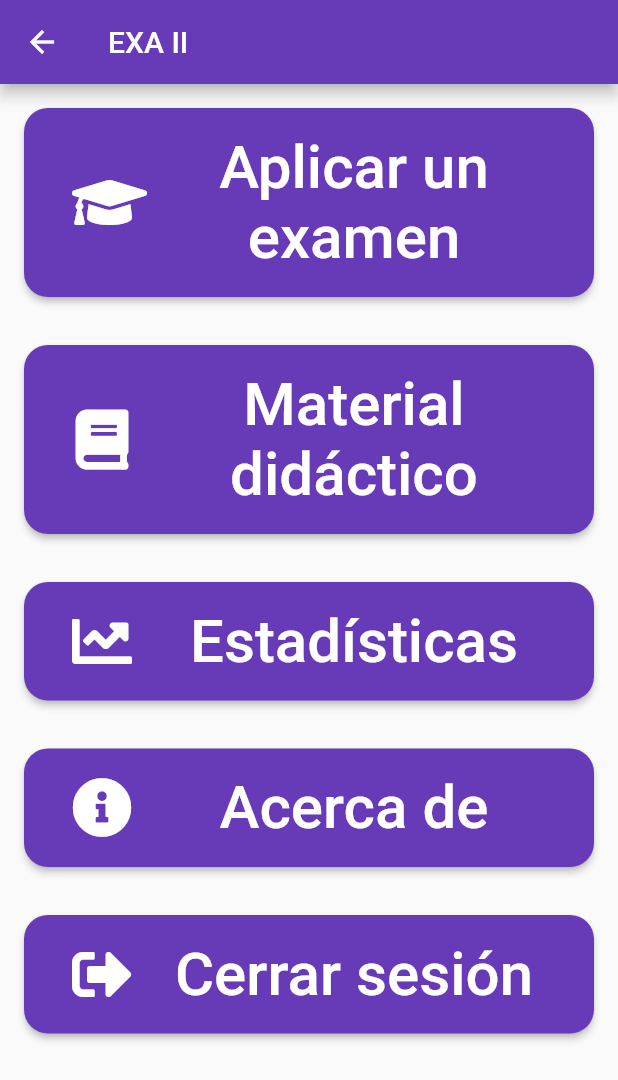
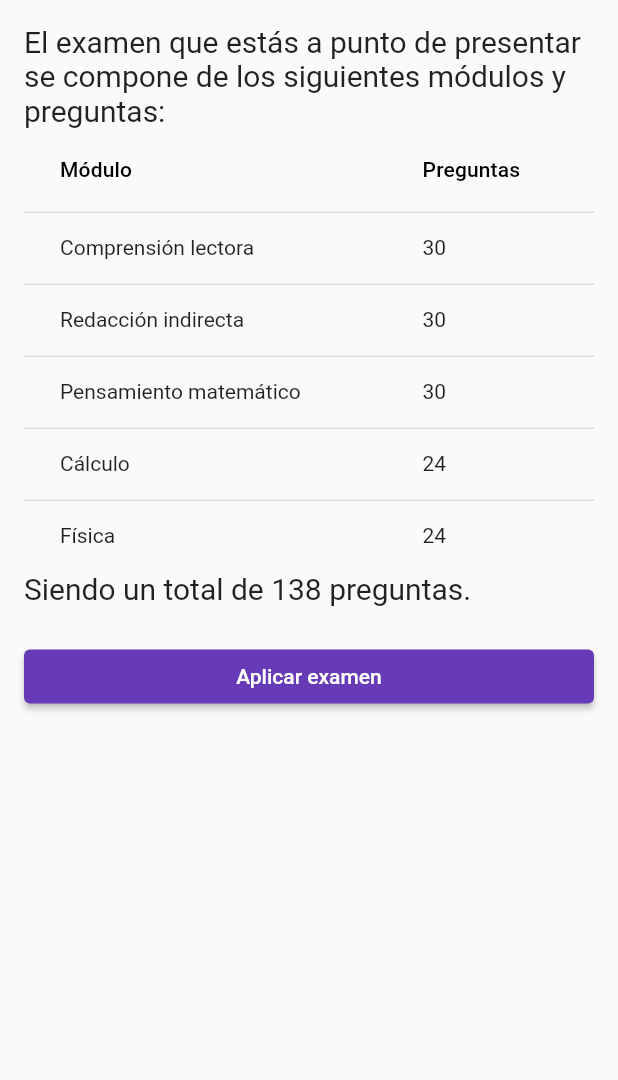
Before and after one commit to brandonrdgz/exaa_2, a Flutter app: the InitialPage screen opened by its route, after a tap on "Aplicar un examen", on a phone screen of 412 x 824 dp. Shown: the top 1080 px of the screen. Run offline on Flutter 3.47's test engine with Material 2 defaults, Android fonts, the phone set to English and light mode, and no system bars; our stand-ins replace email_validator, firebase_auth, firebase_core, font_awesome_flutter, google_fonts, sqflite; accounts and stored records are empty.

Commit message:
Add Apply exam page design

```diff
--- /dev/null
+++ b/lib/pages/apply_exam_page.dart
@@ -0,0 +1,98 @@
+import 'package:exaa_2/pages/exam_page.dart';
+import 'package:exaa_2/widgets/common_dialog.dart';
+import 'package:flutter/material.dart';
+
+class ApplyExamPage extends StatelessWidget {
+  static const String id = 'ApplyExamPage';
+
+  const ApplyExamPage({Key? key}) : super(key: key);
+
+  @override
+  Widget build(BuildContext context) {
+    return SafeArea(
+      child: Scaffold(
+        body: Padding(
+          padding: const EdgeInsets.all(16.0),
+          child: ListView(
+            children: [
+              Text(
+                'El examen que estás a punto de presentar se compone de los siguientes módulos y preguntas:',
+                style: TextStyle(
+                  fontSize: 20,
+                ),
+              ),
+              DataTable(
+                columns: [
+                  DataColumn(label: Text('Módulo')),
+                  DataColumn(label: Text('Preguntas')),
+                ],
+                rows: [
+                  DataRow(
+                    cells: [
+                      DataCell(Text('Comprensión lectora')),
+                      DataCell(Text('30')),
+                    ],
+                  ),
+                  DataRow(
+                    cells: [
+                      DataCell(Text('Redacción indirecta')),
+                      DataCell(Text('30')),
+                    ],
+                  ),
+                  DataRow(
+                    cells: [
+                      DataCell(Text('Pensamiento matemático')),
+                      DataCell(Text('30')),
+                    ],
+                  ),
+                  DataRow(
+                    cells: [
+                      DataCell(Text('Cálculo')),
+                      DataCell(Text('24')),
+                    ],
+                  ),
+                  DataRow(
+                    cells: [
+                      DataCell(Text('Física')),
+                      DataCell(Text('24')),
+                    ],
+                  ),
+                ]
+              ),
+              Text(
+                'Siendo un total de 138 preguntas.\n',
+                style: TextStyle(
+                  fontSize: 20,
+                ),
+              ),
+              ElevatedButton(
+                child: Text('Aplicar examen'),
+                onPressed: () {
+                  CommonDialog.dialog(
+                    context,
+                    content: Text('¿Está seguro de presentar este examen?'),
+                    actions: [
+                      TextButton(
+                        child: const Text('Si'),
+                        onPressed: () {
+                          Navigator.pop(context);
+                          Navigator.pushNamed(context, ExamPage.id);
+                        }
+                      ),
+                      TextButton(
+                        child: const Text('No'),
+                        onPressed: () {
+                          Navigator.pop(context);
+                        },
+                      ),
+                    ]
+                  );
+                },
+              ),
+            ],
+          ),
+        ),
+      ),
+    );
+  }
+}
--- a/lib/pages/initial_page.dart
+++ b/lib/pages/initial_page.dart
@@ -1,3 +1,4 @@
+import 'package:exaa_2/pages/apply_exam_page.dart';
 import 'package:exaa_2/services/firebase/auth.dart';
 import 'package:exaa_2/widgets/common_dialog.dart';
 import 'package:exaa_2/widgets/rounded_icon_text_button.dart';
@@ -24,7 +25,7 @@ class InitialPage extends StatelessWidget {
             text: 'Aplicar un examen',
             textSize: 40,
             onPressed: () {
-              //TODO: Show page 'Aplicar un examen'
+              Navigator.pushNamed(context, ApplyExamPage.id);
             },
           ),
           RoundedIconTextButton(
--- a/lib/utils/routes.dart
+++ b/lib/utils/routes.dart
@@ -1,4 +1,6 @@
+import 'package:exaa_2/pages/apply_exam_page.dart';
 import 'package:exaa_2/pages/dummy_pages.dart';
+import 'package:exaa_2/pages/exam_page.dart';
 import 'package:exaa_2/pages/initial_page.dart';
 import 'package:exaa_2/pages/learning_page.dart';
 import 'package:exaa_2/pages/login_page.dart';
@@ -14,6 +16,8 @@ class Routes {
     'topicLearning': (BuildContext context) => TopicLearningPage(),
     InitialPage.id: (BuildContext context) => InitialPage(),
     'register': (BuildContext context) => RegisterPage(),
-    'dummy': (BuildContext context) => DummyPage()
+    'dummy': (BuildContext context) => DummyPage(),
+    ApplyExamPage.id: (BuildContext context) => ApplyExamPage(),
+    ExamPage.id: (BuildContext context) => ExamPage(),
   };
 }
```
Also changed, not shown: lib/pages/exam_page.dart (added, +103 -0 lines).
